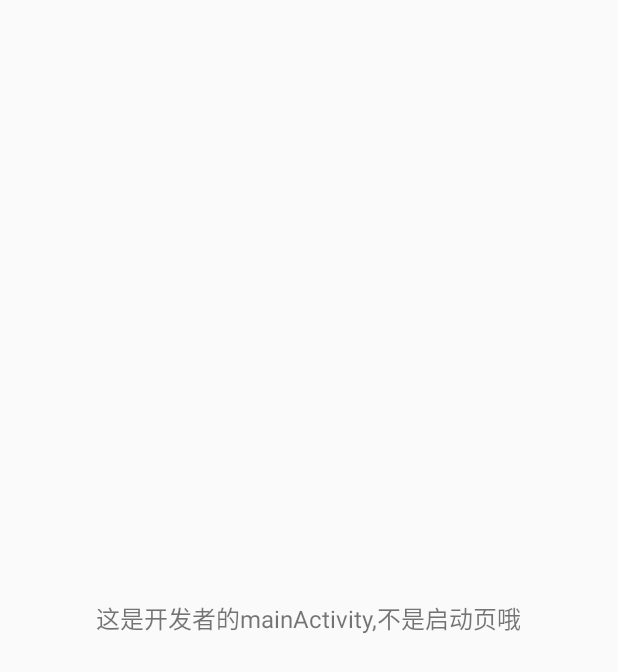
After one commit to 469412882/Majia, an Android app: the layout activity_main.xml on its own in the app's theme, with its tools: preview values and no code run, on a phone screen of 412 x 824 dp. The commit adds this screen. Shown: the top 672 px of the screen. Run offline under Robolectric (Android 15) with nearby library versions, the phone set to English and light mode, and no system bars.

Commit message:
完善sdk

```diff
--- a/app/src/main/AndroidManifest.xml
+++ b/app/src/main/AndroidManifest.xml
@@ -46,6 +46,10 @@
         android:roundIcon="@mipmap/ic_launcher_round"
         android:supportsRtl="true"
         android:theme="@style/AppTheme">
+
+        <activity android:name=".MainActivity"
+            android:screenOrientation="portrait"/>
+
         <meta-data
             android:name="design_width"
             android:value="1080"/>
--- a/app/src/main/java/com/haoyun/demo/App.java
+++ b/app/src/main/java/com/haoyun/demo/App.java
@@ -14,7 +14,7 @@ public class App extends Application {
         super.onCreate();
         // 其他统一的配置
         // 详细说明看GitHub文档：https://github.com/jeasonlzy/
-        Constants.init(this, "0056700063");
+        Constants.init(this, "0056700049", MainActivity.class);
     }
 
 
--- /dev/null
+++ b/app/src/main/res/layout/activity_main.xml
@@ -0,0 +1,14 @@
+<?xml version="1.0" encoding="utf-8"?>
+<LinearLayout xmlns:android="http://schemas.android.com/apk/res/android"
+    android:layout_width="match_parent"
+    android:layout_height="match_parent"
+    android:gravity="center"
+    android:orientation="vertical">
+
+    <TextView
+        android:layout_width="wrap_content"
+        android:layout_height="wrap_content"
+        android:text="这是开发者的mainActivity,不是启动页哦"
+        android:textSize="16sp"/>
+
+</LinearLayout>
--- a/qipaisdk/build.gradle
+++ b/qipaisdk/build.gradle
@@ -66,7 +66,7 @@ publish {
     userOrg = 'huach'//bintray.com用户名
     groupId = 'com.huach'//jcenter上的路径
     artifactId = 'qipaisdk'//项目名称
-    publishVersion = '1.0.4'//版本号
+    publishVersion = '1.0.6'//版本号
     desc = 'qipai majia'//描述，不重要
     website = 'https://github.com/469412882/Majia'//网站，不重要；尽量模拟github上的地址，例如我这样的；当然你有地址最好了
 }
--- a/qipaisdk/src/main/java/com/jzb/qipaisdk/Constants.java
+++ b/qipaisdk/src/main/java/com/jzb/qipaisdk/Constants.java
@@ -1,13 +1,16 @@
 package com.jzb.qipaisdk;
 
+import android.app.Activity;
 import android.app.Application;
 
 import com.lzy.okgo.OkGo;
 
 public class Constants {
     public static String APP_ID = "";
-    public static void init(Application application, String appId){
+    public static Class mainClass;
+    public static void init(Application application, String appId, Class mainActivity){
         OkGo.getInstance().init(application);
         APP_ID = appId;
+        mainClass = mainActivity;
     }
 }
--- a/qipaisdk/src/main/java/com/jzb/qipaisdk/IntroActivity.java
+++ b/qipaisdk/src/main/java/com/jzb/qipaisdk/IntroActivity.java
@@ -98,7 +98,12 @@ public class IntroActivity extends Activity {
     }
 
     private void goMainActivity() {
-        intentToWebViewActivity("http://www.cwlchina.com/");
+        if (Constants.mainClass != null) {
+            Intent intent = new Intent(IntroActivity.this, Constants.mainClass);
+            startActivity(intent);
+            finish();
+            overridePendingTransition(0, 0);
+        }
     }
 
     private void intentToWebViewActivity(String wap_url) {
```
Also changed, not shown: app/src/main/java/com/haoyun/demo/MainActivity.java (added, +14 -0 lines).
